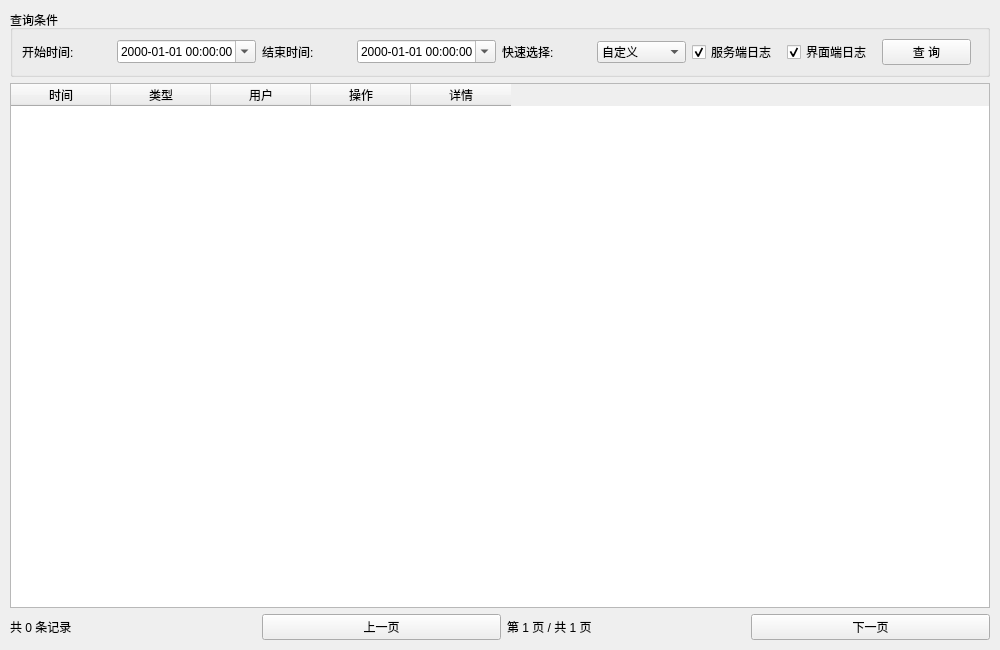
1034569185/1034569185, file ui/logquerywidget.ui: the form before one commit.
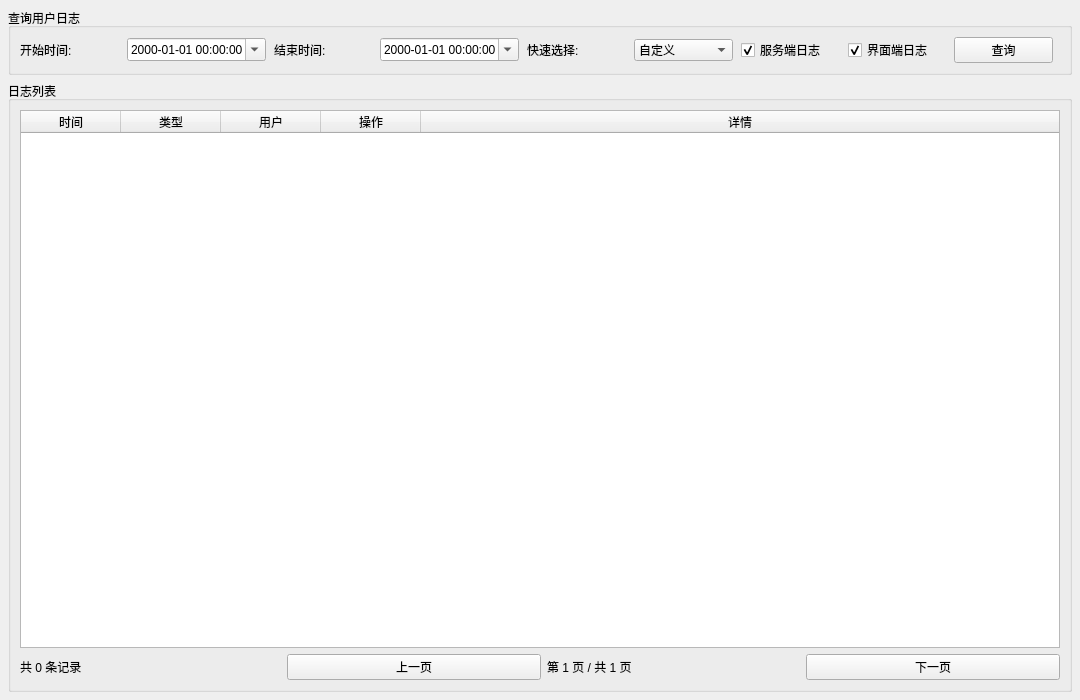
The form after the commit.

Commit message:
feat: restyle log query and login UI to match legacy screenshots
Agent-Logs-Url: https://github.com/1034569185/1034569185/sessions/ce1ec7a6-30fe-4305-9396-d6f6268a0942

What changed in the file:
```diff
--- a/ui/logquerywidget.ui
+++ b/ui/logquerywidget.ui
@@ -6,41 +6,50 @@
    <rect>
     <x>0</x>
     <y>0</y>
-    <width>1000</width>
-    <height>650</height>
+    <width>1080</width>
+    <height>700</height>
    </rect>
   </property>
   <property name="windowTitle">
    <string>日志查询</string>
   </property>
   <layout class="QVBoxLayout" name="verticalLayout">
+   <property name="spacing">
+    <number>6</number>
+   </property>
    <property name="leftMargin">
-    <number>10</number>
+    <number>8</number>
    </property>
    <property name="topMargin">
-    <number>10</number>
+    <number>8</number>
    </property>
    <property name="rightMargin">
-    <number>10</number>
+    <number>8</number>
    </property>
    <property name="bottomMargin">
-    <number>10</number>
+    <number>8</number>
    </property>
    <item>
     <!-- 查询条件区 -->
     <widget class="QGroupBox" name="queryGroupBox">
      <property name="title">
-      <string>查询条件</string>
+      <string>查询用户日志</string>
      </property>
-     <layout class="QHBoxLayout" name="queryLayout">
-      <item>
+     <layout class="QGridLayout" name="queryGridLayout">
+      <property name="horizontalSpacing">
+       <number>8</number>
+      </property>
+      <property name="verticalSpacing">
+       <number>6</number>
+      </property>
+      <item row="0" column="0">
        <widget class="QLabel" name="lblStartTime">
         <property name="text">
          <string>开始时间:</string>
         </property>
        </widget>
       </item>
-      <item>
+      <item row="0" column="1">
        <widget class="QDateTimeEdit" name="dtStartTime">
         <property name="displayFormat">
          <string>yyyy-MM-dd HH:mm:ss</string>
@@ -53,14 +62,14 @@
         </property>
        </widget>
       </item>
-      <item>
+      <item row="0" column="2">
        <widget class="QLabel" name="lblEndTime">
         <property name="text">
          <string>结束时间:</string>
         </property>
        </widget>
       </item>
-      <item>
+      <item row="0" column="3">
        <widget class="QDateTimeEdit" name="dtEndTime">
         <property name="displayFormat">
          <string>yyyy-MM-dd HH:mm:ss</string>
@@ -73,14 +82,14 @@
         </property>
        </widget>
       </item>
-      <item>
+      <item row="0" column="4">
        <widget class="QLabel" name="lblPreset">
         <property name="text">
          <string>快速选择:</string>
         </property>
        </widget>
       </item>
-      <item>
+      <item row="0" column="5">
        <widget class="QComboBox" name="cmbPreset">
         <item>
          <property name="text">
@@ -104,7 +113,7 @@
         </item>
        </widget>
       </item>
-      <item>
+      <item row="0" column="6">
        <widget class="QCheckBox" name="chkServiceLog">
         <property name="text">
          <string>服务端日志</string>
@@ -114,7 +123,7 @@
         </property>
        </widget>
       </item>
-      <item>
+      <item row="0" column="7">
        <widget class="QCheckBox" name="chkUILog">
         <property name="text">
          <string>界面端日志</string>
@@ -124,14 +133,17 @@
         </property>
        </widget>
       </item>
-      <item>
+      <item row="0" column="8">
        <widget class="QPushButton" name="btnQuery">
         <property name="text">
-         <string>查 询</string>
+         <string>查询</string>
+        </property>
+        <property name="minimumWidth">
+         <number>90</number>
         </property>
        </widget>
       </item>
-      <item>
+      <item row="0" column="9">
        <spacer name="querySpacer">
         <property name="orientation">
          <enum>Qt::Horizontal</enum>
@@ -142,12 +154,26 @@
     </widget>
    </item>
    <item>
-    <!-- 日志数据表格 -->
+    <widget class="QGroupBox" name="resultGroupBox">
+     <property name="title">
+      <string>日志列表</string>
+     </property>
+     <layout class="QVBoxLayout" name="resultLayout">
+      <item>
     <widget class="QTableWidget" name="tableLog">
+        <property name="alternatingRowColors">
+         <bool>true</bool>
+        </property>
      <property name="columnCount">
       <number>5</number>
      </property>
-     <attribute name="horizontalHeaderStretch">
+        <property name="selectionBehavior">
+         <enum>QAbstractItemView::SelectRows</enum>
+        </property>
+        <property name="editTriggers">
+         <set>QAbstractItemView::NoEditTriggers</set>
+        </property>
+        <attribute name="horizontalHeaderStretchLastSection">
       <bool>true</bool>
      </attribute>
      <column>
@@ -178,7 +204,6 @@
     </widget>
    </item>
    <item>
-    <!-- 状态栏 -->
     <layout class="QHBoxLayout" name="statusLayout">
      <item>
       <widget class="QLabel" name="lblTotal">
@@ -216,6 +241,9 @@
       </widget>
      </item>
     </layout>
+      </item>
+     </layout>
+    </widget>
    </item>
   </layout>
  </widget>
```
Left out of the diff: 5 changed lines with no effect on the pictures. Lines whose indentation alone changed are shown as unchanged. The commit also changes 1 other file.
